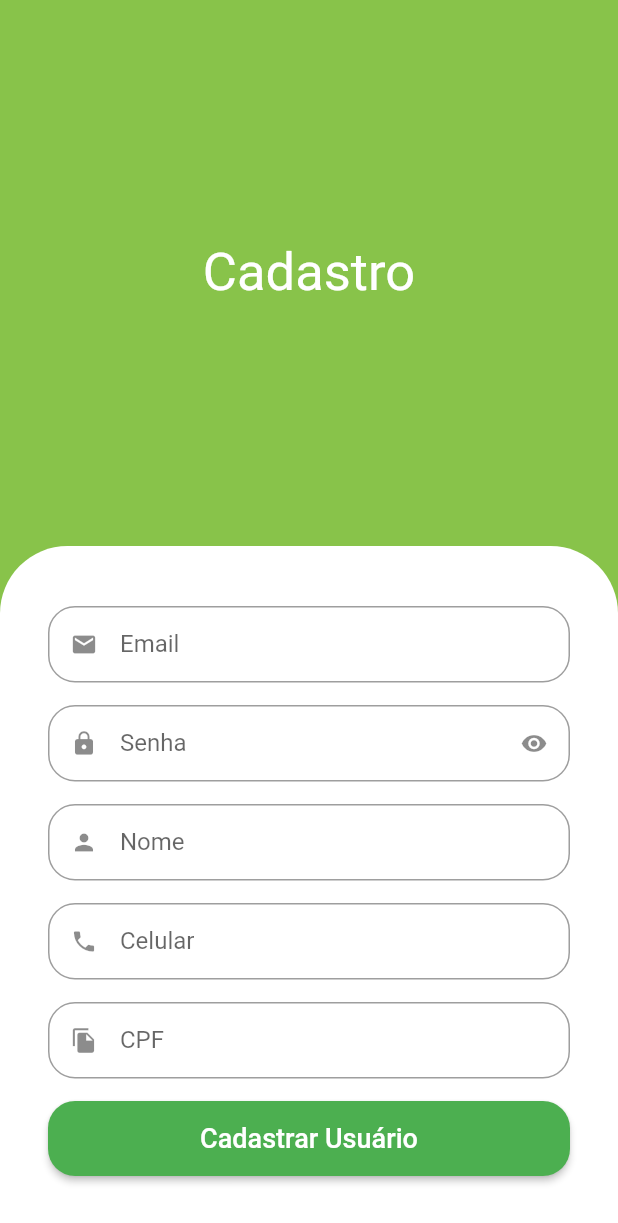
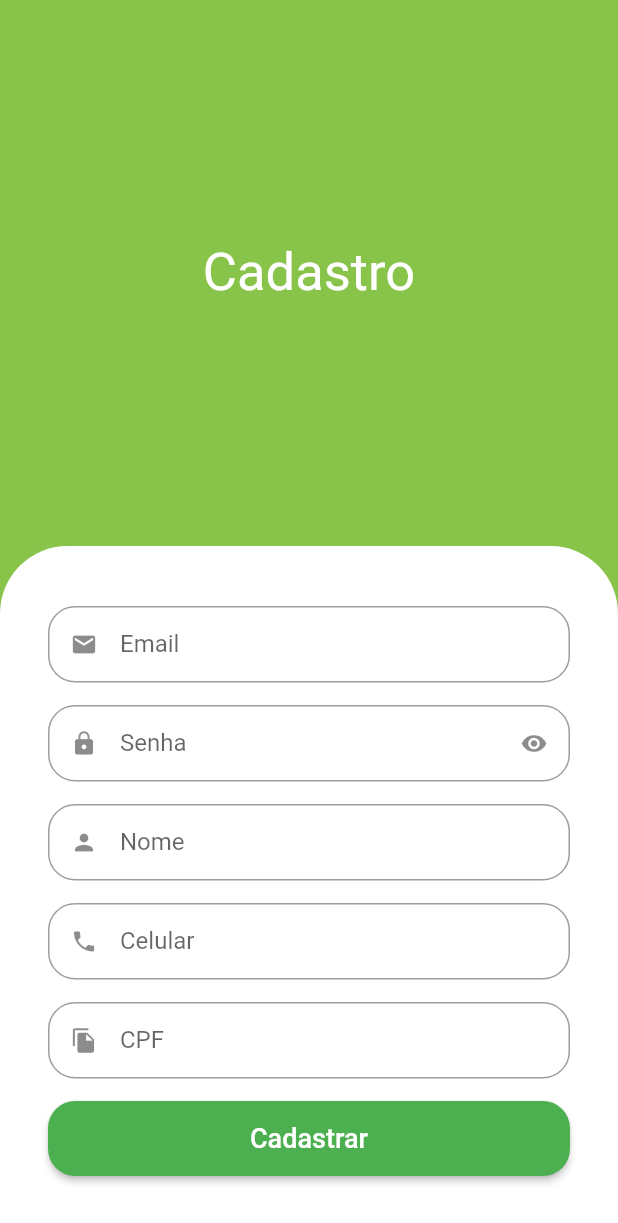
Before and after one commit to PedroPrazz/quitanda, a Flutter app: the SignUpScreen screen opened directly, on a phone screen of 412 x 824 dp. Shown: the top 1223 px of the screen. Run offline on Flutter 3.47's test engine with Material 2 defaults, Android fonts, the phone set to English and light mode, and no system bars; our stand-ins replace animated_text_kit.

```diff
--- a/lib/src/auth/sign_up_screen.dart
+++ b/lib/src/auth/sign_up_screen.dart
@@ -79,7 +79,7 @@ class SignUpScreen extends StatelessWidget {
                         ),
                         onPressed: () {},
                         child: const Text(
-                          'Cadastrar Usuário',
+                          'Cadastrar',
                           style: TextStyle(
                             fontSize: 18,
                           ),
```
